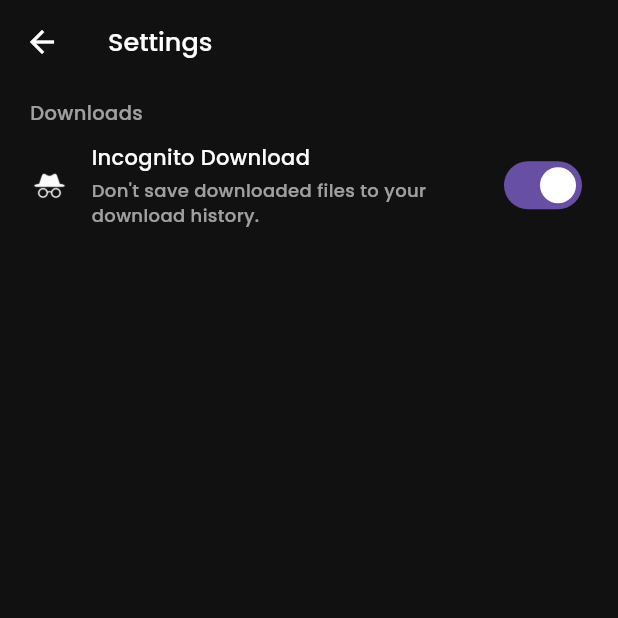
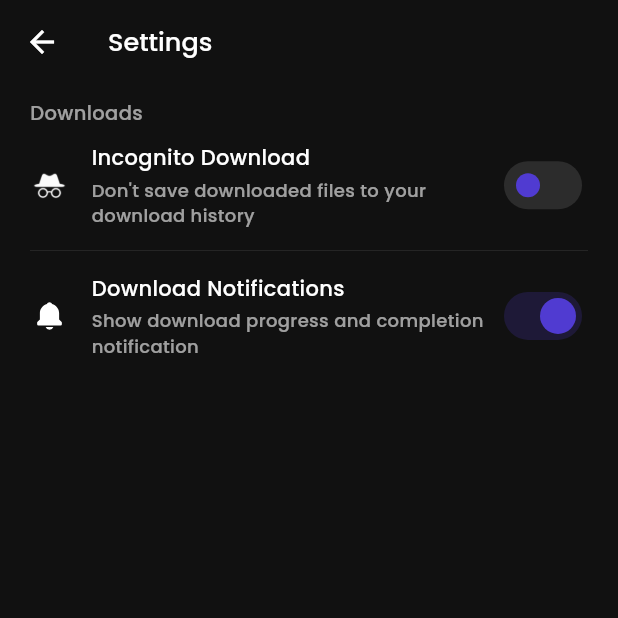
Before and after one commit to rutvikkumbhar/You-Pirate, a Flutter app: the Setting screen opened directly, on a phone screen of 412 x 824 dp, the top half of it. Run offline on Flutter 3.47's test engine with Material 3 defaults, Android fonts, the phone set to English and light mode, and no system bars; our stand-ins replace cloud_firestore, dio, firebase_core, flutter_boxicons, flutter_dotenv, flutter_local_notifications and 8 more; missing offline and left inert: media_store_plus, share_handler; accounts and stored records are empty.

Commit message:
added setting screen to cotrol incognito and notification

```diff
--- a/lib/Screens/Setting.dart
+++ b/lib/Screens/Setting.dart
@@ -1,6 +1,8 @@
 import 'package:flutter/material.dart';
 import 'package:flutter_boxicons/flutter_boxicons.dart';
 import 'package:google_fonts/google_fonts.dart';
+import 'package:shared_preferences/shared_preferences.dart';
+import 'package:you_pirate_app/Services/SettingServices.dart';
 
 class Setting extends StatefulWidget {
   const Setting({super.key});
@@ -9,6 +11,22 @@ class Setting extends StatefulWidget {
 }
 
 class _SettingState extends State<Setting> {
+
+  bool incognitoDownload = false;
+  bool downloadNotification = true;
+
+  @override
+  void initState() {
+    super.initState();
+    loadSettings();
+
+  }
+
+  Future<void> loadSettings() async {
+    incognitoDownload = await SettingServices.isIncognitoDownload();
+    downloadNotification = await SettingServices.isDownloadNotificationEnabled();
+    setState((){});
+  }
   @override
   Widget build(BuildContext context) {
     return Scaffold(
@@ -56,7 +74,7 @@ class _SettingState extends State<Setting> {
                           color: Colors.white
                       ),),
                       SizedBox(height: 3,),
-                      Text("Don't save downloaded files to your download history.",
+                      Text("Don't save downloaded files to your download history",
                         style: GoogleFonts.poppins(
                             fontSize: 12,
                             fontWeight: FontWeight.w500,
@@ -66,13 +84,71 @@ class _SettingState extends State<Setting> {
                   ),
                 ),
                 Switch(
-                    value: true,
-                    onChanged: (value) {
-
+                    value: incognitoDownload,
+                    activeThumbColor: Color(0xff503bd1),
+                    activeTrackColor: Color(0xff503bd1).withValues(alpha: 0.2),
+                    inactiveThumbColor: Color(0xff503bd1),
+                    inactiveTrackColor: Color(0xFF2C2C2C),
+                    trackOutlineColor: WidgetStatePropertyAll(Colors.transparent),
+                    onChanged: (value) async {
+                      await SettingServices.setIncognitoDownload(value);
+                      setState(() {
+                        incognitoDownload = value;
+                      });
                     }
                 )
               ],
-            )
+            ),
+            Padding(
+              padding: const EdgeInsets.symmetric(vertical: 15),
+              child: Container(
+                height: 0.1,
+                width: MediaQuery.of(context).size.width,
+                color: Colors.grey,
+              ),
+            ),Row(
+              children: [
+                SizedBox(width: 2,),
+                Icon( downloadNotification ? Boxicons.bxs_bell : Boxicons.bxs_bell_off,
+                  color: Colors.white,size: 22,),
+                SizedBox(width: 17,),
+                Expanded(
+                  child: Column(
+                    mainAxisAlignment: MainAxisAlignment.center,
+                    crossAxisAlignment: CrossAxisAlignment.start,
+                    children: [
+                      Text("Download Notifications", style: GoogleFonts.poppins(
+                          fontSize: 14,
+                          fontWeight: FontWeight.w500,
+                          color: Colors.white
+                      ),),
+                      SizedBox(height: 3,),
+                      Text("Show download progress and completion notification",
+                        style: GoogleFonts.poppins(
+                            fontSize: 12,
+                            fontWeight: FontWeight.w500,
+                            color: Colors.white60
+                        ),),
+                    ],
+                  ),
+                ),
+                Switch(
+                    value: downloadNotification,
+                    activeThumbColor: Color(0xff503bd1),
+                    activeTrackColor: Color(0xff503bd1).withValues(alpha: 0.2),
+                    inactiveThumbColor: Color(0xff503bd1),
+                    inactiveTrackColor: Color(0xFF2C2C2C),
+                    trackOutlineColor: WidgetStatePropertyAll(Colors.transparent),
+                    onChanged: (value) async {
+                      await SettingServices.setDownloadNotification(value);
+                      setState(() {
+                        downloadNotification = value;
+                      });
+                    }
+                )
+              ],
+            ),
+
           ],
         ),
       ),
--- /dev/null
+++ b/lib/Services/SettingServices.dart
@@ -0,0 +1,23 @@
+import 'package:shared_preferences/shared_preferences.dart';
+
+class SettingServices {
+  static const String incognitoDownloadKey = "incognito_download";
+  static const String downloadNotificationKey = "download_notification";
+
+  static Future<bool> isIncognitoDownload () async {
+    final pref = await SharedPreferences.getInstance();
+    return pref.getBool(incognitoDownloadKey) ?? false;
+  }
+  static Future<void> setIncognitoDownload(bool value) async {
+    final pref = await SharedPreferences.getInstance();
+    await pref.setBool(incognitoDownloadKey, value);
+  }
+  static Future<bool> isDownloadNotificationEnabled() async {
+    final pref = await SharedPreferences.getInstance();
+    return pref.getBool(downloadNotificationKey) ?? true;
+  }
+  static Future<void> setDownloadNotification(bool value) async {
+    final pref = await SharedPreferences.getInstance();
+    await pref.setBool(downloadNotificationKey, value);
+  }
+}
--- a/pubspec.yaml
+++ b/pubspec.yaml
@@ -52,6 +52,7 @@ dependencies:
   cloud_firestore: ^6.9.0
   package_info_plus: ^10.2.1
   flutter_local_notifications: ^22.3.1
+  shared_preferences: ^2.5.5
 
 dev_dependencies:
   flutter_test:
```
Also changed, not shown: lib/Screens/Home.dart (+76 -30 lines), pubspec.lock.
